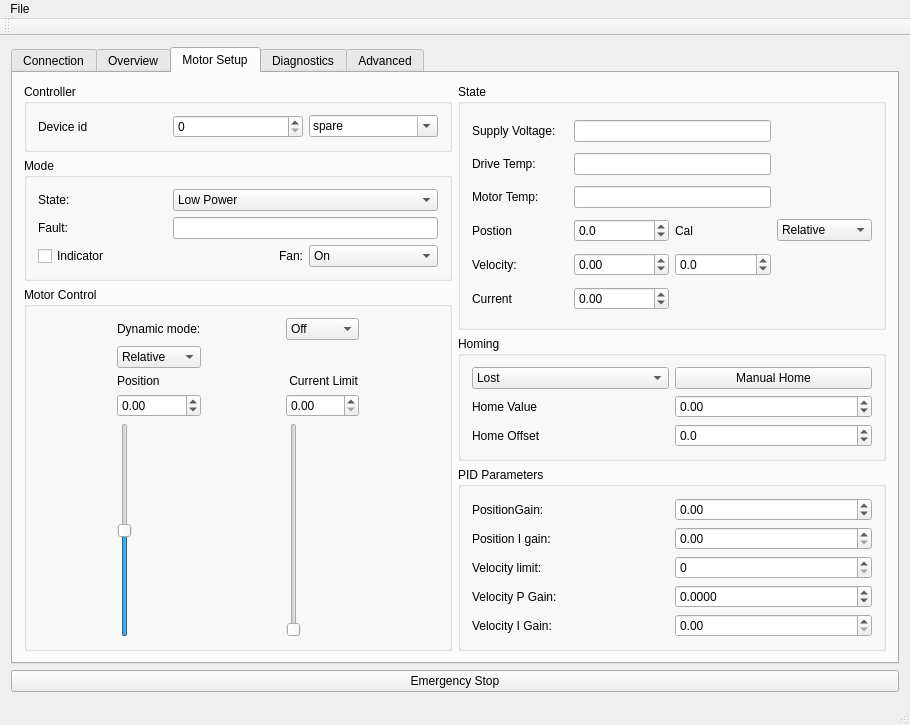
The window that GUI/mainwindow.ui (craftit/DogBotSoftware) describes before a commit, drawn with Qt 5.
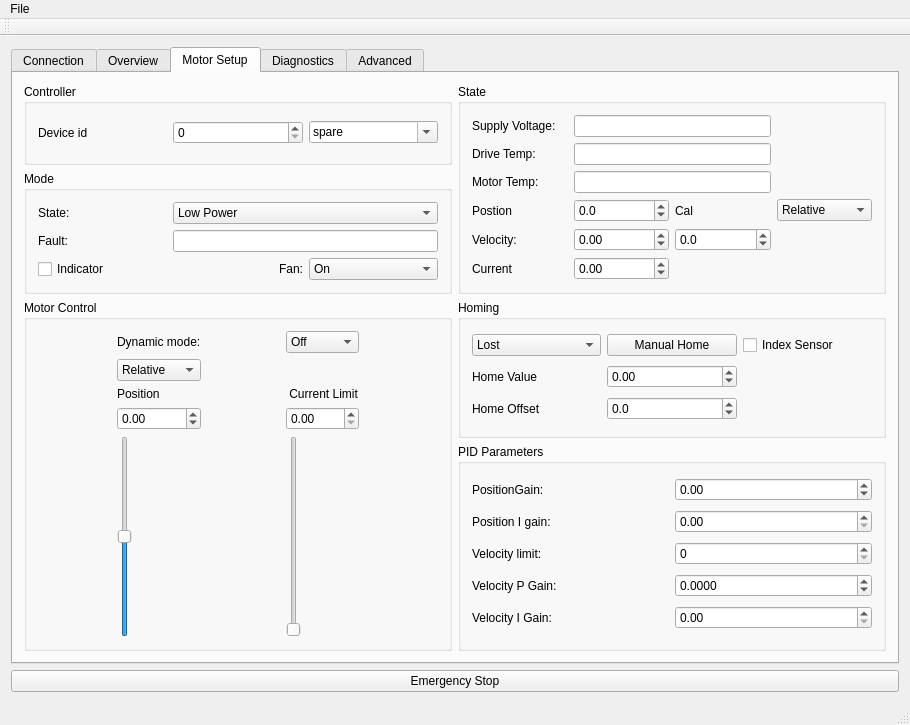
The same window after the commit.

Commit message: Improve motor temperature handling.

Patch:
```diff
--- a/GUI/mainwindow.ui
+++ b/GUI/mainwindow.ui
@@ -168,97 +168,6 @@
         <string>Motor Setup</string>
        </attribute>
        <layout class="QGridLayout" name="gridLayout_15">
-        <item row="4" column="1" rowspan="2">
-         <widget class="QGroupBox" name="groupBox_7">
-          <property name="title">
-           <string>PID Parameters</string>
-          </property>
-          <layout class="QGridLayout" name="gridLayout_11">
-           <item row="1" column="0">
-            <widget class="QLabel" name="label_22">
-             <property name="text">
-              <string>Position I gain:</string>
-             </property>
-            </widget>
-           </item>
-           <item row="5" column="0">
-            <widget class="QLabel" name="label_24">
-             <property name="text">
-              <string>Velocity P Gain:</string>
-             </property>
-            </widget>
-           </item>
-           <item row="0" column="0">
-            <widget class="QLabel" name="label_27">
-             <property name="text">
-              <string>PositionGain:</string>
-             </property>
-            </widget>
-           </item>
-           <item row="0" column="1">
-            <widget class="QDoubleSpinBox" name="doubleSpinBoxPositionGain">
-             <property name="minimum">
-              <double>-1000.000000000000000</double>
-             </property>
-             <property name="maximum">
-              <double>1000.000000000000000</double>
-             </property>
-            </widget>
-           </item>
-           <item row="1" column="1">
-            <widget class="QDoubleSpinBox" name="doubleSpinBoxIGain">
-             <property name="maximum">
-              <double>1000000.000000000000000</double>
-             </property>
-            </widget>
-           </item>
-           <item row="6" column="0">
-            <widget class="QLabel" name="label_25">
-             <property name="text">
-              <string>Velocity I Gain:</string>
-             </property>
-            </widget>
-           </item>
-           <item row="5" column="1">
-            <widget class="QDoubleSpinBox" name="doubleSpinBoxVelocityGain">
-             <property name="decimals">
-              <number>4</number>
-             </property>
-             <property name="minimum">
-              <double>-10.000000000000000</double>
-             </property>
-             <property name="maximum">
-              <double>10.000000000000000</double>
-             </property>
-            </widget>
-           </item>
-           <item row="6" column="1">
-            <widget class="QDoubleSpinBox" name="doubleSpinBoxVelocityIGain">
-             <property name="maximum">
-              <double>1000.000000000000000</double>
-             </property>
-            </widget>
-           </item>
-           <item row="2" column="1">
-            <widget class="QDoubleSpinBox" name="doubleSpinBoxVelocityLimit">
-             <property name="decimals">
-              <number>0</number>
-             </property>
-             <property name="maximum">
-              <double>20000.000000000000000</double>
-             </property>
-            </widget>
-           </item>
-           <item row="2" column="0">
-            <widget class="QLabel" name="label_26">
-             <property name="text">
-              <string>Velocity limit:</string>
-             </property>
-            </widget>
-           </item>
-          </layout>
-         </widget>
-        </item>
         <item row="0" column="0">
          <widget class="QGroupBox" name="groupBox_9">
           <property name="title">
@@ -350,6 +259,303 @@
           </layout>
          </widget>
         </item>
+        <item row="0" column="1" rowspan="2">
+         <widget class="QGroupBox" name="groupBox_5">
+          <property name="title">
+           <string>State</string>
+          </property>
+          <layout class="QGridLayout" name="gridLayout_9">
+           <item row="4" column="3">
+            <widget class="QDoubleSpinBox" name="doubleSpinBoxDemandVelocity">
+             <property name="decimals">
+              <number>1</number>
+             </property>
+             <property name="minimum">
+              <double>-10000.000000000000000</double>
+             </property>
+             <property name="maximum">
+              <double>10000.000000000000000</double>
+             </property>
+            </widget>
+           </item>
+           <item row="3" column="3">
+            <widget class="QLabel" name="labelCalState">
+             <property name="text">
+              <string>Cal</string>
+             </property>
+            </widget>
+           </item>
+           <item row="4" column="0">
+            <widget class="QLabel" name="label_23">
+             <property name="text">
+              <string>Velocity:</string>
+             </property>
+            </widget>
+           </item>
+           <item row="3" column="2">
+            <widget class="QDoubleSpinBox" name="doubleSpinBoxPostion">
+             <property name="decimals">
+              <number>1</number>
+             </property>
+             <property name="minimum">
+              <double>-360.000000000000000</double>
+             </property>
+             <property name="maximum">
+              <double>360.000000000000000</double>
+             </property>
+            </widget>
+           </item>
+           <item row="5" column="2">
+            <widget class="QDoubleSpinBox" name="doubleSpinBoxTorque_2">
+             <property name="minimum">
+              <double>-20.000000000000000</double>
+             </property>
+             <property name="maximum">
+              <double>20.000000000000000</double>
+             </property>
+            </widget>
+           </item>
+           <item row="4" column="2">
+            <widget class="QDoubleSpinBox" name="doubleSpinBoxVelocity">
+             <property name="minimum">
+              <double>-1000000.000000000000000</double>
+             </property>
+             <property name="maximum">
+              <double>1000000.000000000000000</double>
+             </property>
+            </widget>
+           </item>
+           <item row="0" column="0">
+            <widget class="QLabel" name="label_18">
+             <property name="text">
+              <string>Supply Voltage:</string>
+             </property>
+            </widget>
+           </item>
+           <item row="1" column="0">
+            <widget class="QLabel" name="label_19">
+             <property name="text">
+              <string>Drive Temp:</string>
+             </property>
+            </widget>
+           </item>
+           <item row="2" column="0">
+            <widget class="QLabel" name="label_33">
+             <property name="text">
+              <string>Motor Temp:</string>
+             </property>
+            </widget>
+           </item>
+           <item row="1" column="2" colspan="2">
+            <widget class="QLineEdit" name="lineEdit_DriveTemperature"/>
+           </item>
+           <item row="3" column="0">
+            <widget class="QLabel" name="label_13">
+             <property name="text">
+              <string>Postion</string>
+             </property>
+            </widget>
+           </item>
+           <item row="0" column="2" colspan="2">
+            <widget class="QLineEdit" name="lineEdit_SupplyVoltage"/>
+           </item>
+           <item row="5" column="0">
+            <widget class="QLabel" name="label_14">
+             <property name="text">
+              <string>Current</string>
+             </property>
+            </widget>
+           </item>
+           <item row="2" column="2" colspan="2">
+            <widget class="QLineEdit" name="lineEdit_MotorTemperature"/>
+           </item>
+           <item row="3" column="4">
+            <widget class="QComboBox" name="comboBoxPositionRef">
+             <item>
+              <property name="text">
+               <string>Relative</string>
+              </property>
+             </item>
+             <item>
+              <property name="text">
+               <string>Absolute</string>
+              </property>
+             </item>
+            </widget>
+           </item>
+          </layout>
+         </widget>
+        </item>
+        <item row="2" column="1" rowspan="2">
+         <widget class="QGroupBox" name="groupBox_6">
+          <property name="title">
+           <string>Homing</string>
+          </property>
+          <layout class="QGridLayout" name="gridLayout_10">
+           <item row="0" column="0">
+            <widget class="QComboBox" name="comboBoxCalibration">
+             <item>
+              <property name="text">
+               <string>Lost</string>
+              </property>
+             </item>
+             <item>
+              <property name="text">
+               <string>Measuring</string>
+              </property>
+             </item>
+             <item>
+              <property name="text">
+               <string>Homed</string>
+              </property>
+             </item>
+            </widget>
+           </item>
+           <item row="0" column="1">
+            <widget class="QPushButton" name="pushButtonCalZero">
+             <property name="text">
+              <string>Manual Home</string>
+             </property>
+            </widget>
+           </item>
+           <item row="0" column="2">
+            <widget class="QCheckBox" name="checkBoxIndexSensor">
+             <property name="text">
+              <string>Index Sensor</string>
+             </property>
+            </widget>
+           </item>
+           <item row="1" column="0">
+            <widget class="QLabel" name="label_15">
+             <property name="text">
+              <string>Home Value</string>
+             </property>
+            </widget>
+           </item>
+           <item row="1" column="1">
+            <widget class="QDoubleSpinBox" name="doubleSpinBoxCalibrationOffset">
+             <property name="minimum">
+              <double>-720.000000000000000</double>
+             </property>
+             <property name="maximum">
+              <double>720.000000000000000</double>
+             </property>
+            </widget>
+           </item>
+           <item row="2" column="0">
+            <widget class="QLabel" name="label_28">
+             <property name="text">
+              <string>Home Offset</string>
+             </property>
+            </widget>
+           </item>
+           <item row="2" column="1">
+            <widget class="QDoubleSpinBox" name="doubleSpinBoxHomeIndexOffset">
+             <property name="decimals">
+              <number>1</number>
+             </property>
+             <property name="minimum">
+              <double>-360.000000000000000</double>
+             </property>
+             <property name="maximum">
+              <double>360.000000000000000</double>
+             </property>
+            </widget>
+           </item>
+          </layout>
+         </widget>
+        </item>
+        <item row="4" column="1" rowspan="3">
+         <widget class="QGroupBox" name="groupBox_7">
+          <property name="title">
+           <string>PID Parameters</string>
+          </property>
+          <layout class="QGridLayout" name="gridLayout_11">
+           <item row="1" column="0">
+            <widget class="QLabel" name="label_22">
+             <property name="text">
+              <string>Position I gain:</string>
+             </property>
+            </widget>
+           </item>
+           <item row="5" column="0">
+            <widget class="QLabel" name="label_24">
+             <property name="text">
+              <string>Velocity P Gain:</string>
+             </property>
+            </widget>
+           </item>
+           <item row="0" column="0">
+            <widget class="QLabel" name="label_27">
+             <property name="text">
+              <string>PositionGain:</string>
+             </property>
+            </widget>
+           </item>
+           <item row="0" column="1">
+            <widget class="QDoubleSpinBox" name="doubleSpinBoxPositionGain">
+             <property name="minimum">
+              <double>-1000.000000000000000</double>
+             </property>
+             <property name="maximum">
+              <double>1000.000000000000000</double>
+             </property>
+            </widget>
+           </item>
+           <item row="1" column="1">
+            <widget class="QDoubleSpinBox" name="doubleSpinBoxIGain">
+             <property name="maximum">
+              <double>1000000.000000000000000</double>
+             </property>
+            </widget>
+           </item>
+           <item row="6" column="0">
+            <widget class="QLabel" name="label_25">
+             <property name="text">
+              <string>Velocity I Gain:</string>
+             </property>
+            </widget>
+           </item>
+           <item row="5" column="1">
+            <widget class="QDoubleSpinBox" name="doubleSpinBoxVelocityGain">
+             <property name="decimals">
+              <number>4</number>
+             </property>
+             <property name="minimum">
+              <double>-10.000000000000000</double>
+             </property>
+             <property name="maximum">
+              <double>10.000000000000000</double>
+             </property>
+            </widget>
+           </item>
+           <item row="6" column="1">
+            <widget class="QDoubleSpinBox" name="doubleSpinBoxVelocityIGain">
+             <property name="maximum">
+              <double>1000.000000000000000</double>
+             </property>
+            </widget>
+           </item>
+           <item row="2" column="1">
+            <widget class="QDoubleSpinBox" name="doubleSpinBoxVelocityLimit">
+             <property name="decimals">
+              <number>0</number>
+             </property>
+             <property name="maximum">
+              <double>20000.000000000000000</double>
+             </property>
+            </widget>
+           </item>
+           <item row="2" column="0">
+            <widget class="QLabel" name="label_26">
+             <property name="text">
+              <string>Velocity limit:</string>
+             </property>
+            </widget>
+           </item>
+          </layout>
+         </widget>
+        </item>
         <item row="1" column="0">
          <widget class="QGroupBox" name="groupBox_10">
           <property name="title">
@@ -466,7 +672,7 @@
           </layout>
          </widget>
         </item>
-        <item row="2" column="0" rowspan="4">
+        <item row="2" column="0" rowspan="5">
          <widget class="QGroupBox" name="groupBox_8">
           <property name="title">
            <string>Motor Control</string>
@@ -579,205 +785,6 @@
           </layout>
          </widget>
         </item>
-        <item row="3" column="1">
-         <widget class="QGroupBox" name="groupBox_6">
-          <property name="title">
-           <string>Homing</string>
-          </property>
-          <layout class="QGridLayout" name="gridLayout_10">
-           <item row="1" column="0">
-            <widget class="QComboBox" name="comboBoxCalibration">
-             <item>
-              <property name="text">
-               <string>Lost</string>
-              </property>
-             </item>
-             <item>
-              <property name="text">
-               <string>Measuring</string>
-              </property>
-             </item>
-             <item>
-              <property name="text">
-               <string>Homed</string>
-              </property>
-             </item>
-            </widget>
-           </item>
-           <item row="1" column="1">
-            <widget class="QPushButton" name="pushButtonCalZero">
-             <property name="text">
-              <string>Manual Home</string>
-             </property>
-            </widget>
-           </item>
-           <item row="2" column="0">
-            <widget class="QLabel" name="label_15">
-             <property name="text">
-              <string>Home Value</string>
-             </property>
-            </widget>
-           </item>
-           <item row="2" column="1">
-            <widget class="QDoubleSpinBox" name="doubleSpinBoxCalibrationOffset">
-             <property name="minimum">
-              <double>-720.000000000000000</double>
-             </property>
-             <property name="maximum">
-              <double>720.000000000000000</double>
-             </property>
-            </widget>
-           </item>
-           <item row="3" column="0">
-            <widget class="QLabel" name="label_28">
-             <property name="text">
-              <string>Home Offset</string>
-             </property>
-            </widget>
-           </item>
-           <item row="3" column="1">
-            <widget class="QDoubleSpinBox" name="doubleSpinBoxHomeIndexOffset">
-             <property name="decimals">
-              <number>1</number>
-             </property>
-             <property name="minimum">
-              <double>-360.000000000000000</double>
-             </property>
-             <property name="maximum">
-              <double>360.000000000000000</double>
-             </property>
-            </widget>
-           </item>
-          </layout>
-         </widget>
-        </item>
-        <item row="0" column="1" rowspan="3">
-         <widget class="QGroupBox" name="groupBox_5">
-          <property name="title">
-           <string>State</string>
-          </property>
-          <layout class="QGridLayout" name="gridLayout_9">
-           <item row="4" column="3">
-            <widget class="QDoubleSpinBox" name="doubleSpinBoxDemandVelocity">
-             <property name="decimals">
-              <number>1</number>
-             </property>
-             <property name="minimum">
-              <double>-10000.000000000000000</double>
-             </property>
-             <property name="maximum">
-              <double>10000.000000000000000</double>
-             </property>
-            </widget>
-           </item>
-           <item row="3" column="3">
-            <widget class="QLabel" name="labelCalState">
-             <property name="text">
-              <string>Cal</string>
-             </property>
-            </widget>
-           </item>
-           <item row="4" column="0">
-            <widget class="QLabel" name="label_23">
-             <property name="text">
-              <string>Velocity:</string>
-             </property>
-            </widget>
-           </item>
-           <item row="3" column="2">
-            <widget class="QDoubleSpinBox" name="doubleSpinBoxPostion">
-             <property name="decimals">
-              <number>1</number>
-             </property>
-             <property name="minimum">
-              <double>-360.000000000000000</double>
-             </property>
-             <property name="maximum">
-              <double>360.000000000000000</double>
-             </property>
-            </widget>
-           </item>
-           <item row="5" column="2">
-            <widget class="QDoubleSpinBox" name="doubleSpinBoxTorque_2">
-             <property name="minimum">
-              <double>-20.000000000000000</double>
-             </property>
-             <property name="maximum">
-              <double>20.000000000000000</double>
-             </property>
-            </widget>
-           </item>
-           <item row="4" column="2">
-            <widget class="QDoubleSpinBox" name="doubleSpinBoxVelocity">
-             <property name="minimum">
-              <double>-1000000.000000000000000</double>
-             </property>
-             <property name="maximum">
-              <double>1000000.000000000000000</double>
-             </property>
-            </widget>
-           </item>
-           <item row="0" column="0">
-            <widget class="QLabel" name="label_18">
-             <property name="text">
-              <string>Supply Voltage:</string>
-             </property>
-            </widget>
-           </item>
-           <item row="1" column="0">
-            <widget class="QLabel" name="label_19">
-             <property name="text">
-              <string>Drive Temp:</string>
-             </property>
-            </widget>
-           </item>
-           <item row="2" column="0">
-            <widget class="QLabel" name="label_33">
-             <property name="text">
-              <string>Motor Temp:</string>
-             </property>
-            </widget>
-           </item>
-           <item row="1" column="2" colspan="2">
-            <widget class="QLineEdit" name="lineEdit_DriveTemperature"/>
-           </item>
-           <item row="3" column="0">
-            <widget class="QLabel" name="label_13">
-             <property name="text">
-              <string>Postion</string>
-             </property>
-            </widget>
-           </item>
-           <item row="0" column="2" colspan="2">
-            <widget class="QLineEdit" name="lineEdit_SupplyVoltage"/>
-           </item>
-           <item row="5" column="0">
-            <widget class="QLabel" name="label_14">
-             <property name="text">
-              <string>Current</string>
-             </property>
-            </widget>
-           </item>
-           <item row="2" column="2" colspan="2">
-            <widget class="QLineEdit" name="lineEdit_MotorTemperature"/>
-           </item>
-           <item row="3" column="4">
-            <widget class="QComboBox" name="comboBoxPositionRef">
-             <item>
-              <property name="text">
-               <string>Relative</string>
-              </property>
-             </item>
-             <item>
-              <property name="text">
-               <string>Absolute</string>
-              </property>
-             </item>
-            </widget>
-           </item>
-          </layout>
-         </widget>
-        </item>
        </layout>
       </widget>
       <widget class="QWidget" name="tab_2">
@@ -833,13 +840,6 @@
            <item row="4" column="2">
             <widget class="QLineEdit" name="lineEditUSBError"/>
            </item>
-           <item row="7" column="1" colspan="2">
-            <widget class="QCheckBox" name="checkBoxIndexSensor">
-             <property name="text">
-              <string>Index Sensor</string>
-             </property>
-            </widget>
-           </item>
            <item row="0" column="2">
             <widget class="QLineEdit" name="lineEditHallReadings"/>
            </item>
```
Left out of the diff: 40 changed lines with no effect on the pictures. The commit also changes 6 other files.
